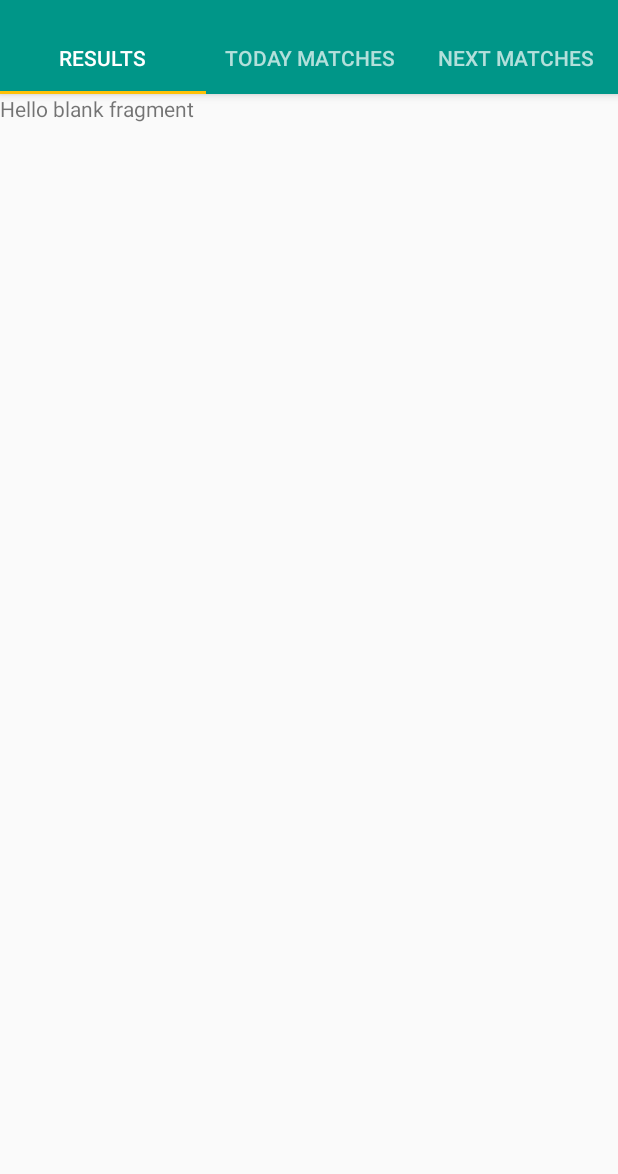
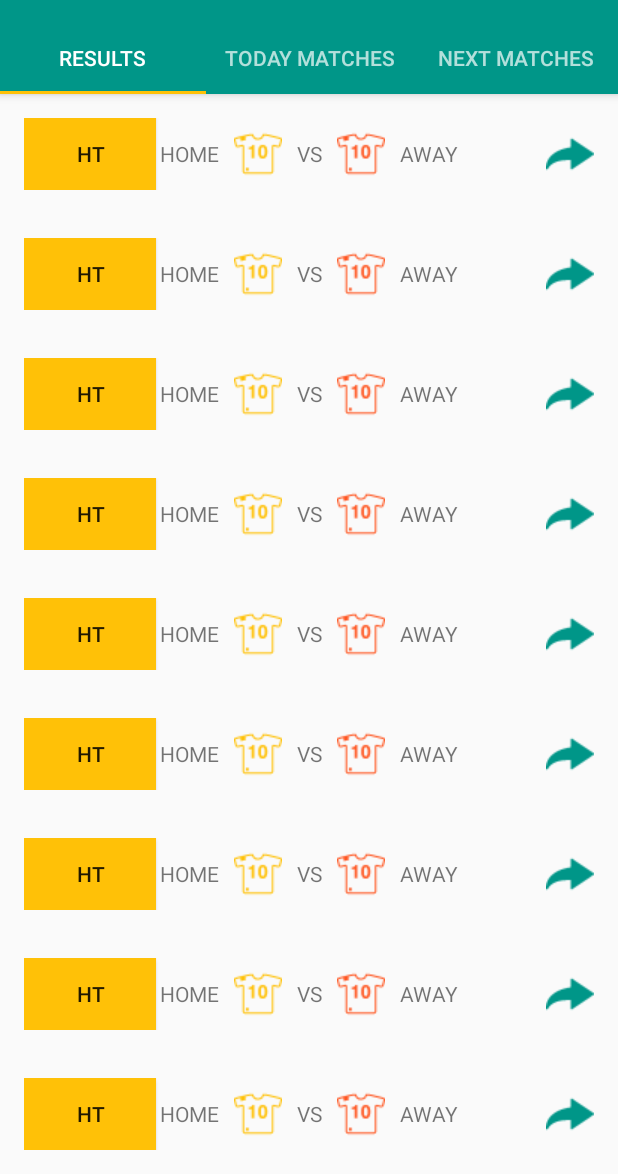
Before and after one commit to nguyencongbinh/KiSoccer, an Android app: the screen it shows after launch (MainActivity), on a phone screen of 412 x 824 dp, the part 62-1236 px from its top. Run offline under Robolectric (Android 15) with nearby library versions, the phone set to English and light mode, and no system bars.

Commit message:
finish layout fixture_row

```diff
--- a/app/src/main/java/com/hnib/kisoccer/adapter/RecycleViewAdapter.java
+++ b/app/src/main/java/com/hnib/kisoccer/adapter/RecycleViewAdapter.java
@@ -4,6 +4,8 @@ import android.support.v7.widget.RecyclerView;
 import android.view.LayoutInflater;
 import android.view.View;
 import android.view.ViewGroup;
+import android.widget.Button;
+import android.widget.ImageView;
 import android.widget.TextView;
 
 import com.hnib.kisoccer.R;
@@ -14,22 +16,29 @@ import java.util.List;
 /**
  * Created by caucukien on 23/11/2015.
  */
-public class RecycleViewAdapter extends RecyclerView.Adapter<RecycleViewAdapter.FixtureViewHolder>{
+public class RecycleViewAdapter extends RecyclerView.Adapter<RecycleViewAdapter.FixtureViewHolder> {
 
     private List<Fixture> fixtures;
+
     public static class FixtureViewHolder extends RecyclerView.ViewHolder {
-       TextView tvHomeTeamName;
-        TextView tvAwayTeamName;
+        Button btnTime;
+        TextView tvHomeName, tvAwayName;
+        ImageView imgHome, imgAway;
+        TextView tvScore;
 
 
         FixtureViewHolder(View itemView) {
             super(itemView);
-            tvHomeTeamName = (TextView)itemView.findViewById(R.id.tvHomeTeamName);
-            tvAwayTeamName = (TextView)itemView.findViewById(R.id.tvAwayTeamName);
+            tvHomeName = (TextView) itemView.findViewById(R.id.tv_home_name);
+            tvAwayName = (TextView) itemView.findViewById(R.id.tv_away_name);
+            imgHome = (ImageView) itemView.findViewById(R.id.img_home);
+            imgAway = (ImageView) itemView.findViewById(R.id.img_away);
+            tvScore = (TextView) itemView.findViewById(R.id.tv_score);
         }
     }
 
-    public void setFixtures(List fixtures){
+    public void setFixtures(List fixtures) {
+
         this.fixtures = fixtures;
     }
 
@@ -42,8 +51,8 @@ public class RecycleViewAdapter extends RecyclerView.Adapter<RecycleViewAdapter.
 
     @Override
     public void onBindViewHolder(FixtureViewHolder holder, int position) {
-        holder.tvHomeTeamName.setText(fixtures.get(position).getHomeTeamName());
-        holder.tvAwayTeamName.setText(fixtures.get(position).getAwayTeamName());
+       // holder.tvHomeTeamName.setText(fixtures.get(position).getHomeTeamName());
+      //  holder.tvAwayTeamName.setText(fixtures.get(position).getAwayTeamName());
     }
 
 
@@ -54,7 +63,8 @@ public class RecycleViewAdapter extends RecyclerView.Adapter<RecycleViewAdapter.
 
     @Override
     public int getItemCount() {
-        return fixtures.size();
+        return 10;
+        //return fixtures.size();
     }
 
 }
--- a/app/src/main/java/com/hnib/kisoccer/fragment/ResultFragment.java
+++ b/app/src/main/java/com/hnib/kisoccer/fragment/ResultFragment.java
@@ -3,17 +3,22 @@ package com.hnib.kisoccer.fragment;
 
 import android.os.Bundle;
 import android.support.v4.app.Fragment;
+import android.support.v7.widget.LinearLayoutManager;
+import android.support.v7.widget.RecyclerView;
 import android.view.LayoutInflater;
 import android.view.View;
 import android.view.ViewGroup;
 
 import com.hnib.kisoccer.R;
+import com.hnib.kisoccer.adapter.RecycleViewAdapter;
 
 /**
  * A simple {@link Fragment} subclass.
  */
 public class ResultFragment extends Fragment {
 
+
+    private RecyclerView recyclerView;
 
     public ResultFragment() {
         // Required empty public constructor
@@ -24,7 +29,15 @@ public class ResultFragment extends Fragment {
     public View onCreateView(LayoutInflater inflater, ViewGroup container,
                              Bundle savedInstanceState) {
         // Inflate the layout for this fragment
-        return inflater.inflate(R.layout.fragment_result, container, false);
+        View view = inflater.inflate(R.layout.fragment_result, container, false);
+        recyclerView = (RecyclerView)view.findViewById(R.id.recycleView);
+        LinearLayoutManager llm = new LinearLayoutManager(getActivity());
+        recyclerView.setLayoutManager(llm);
+        RecycleViewAdapter recycleViewAdapter = new RecycleViewAdapter();
+        recyclerView.setAdapter(recycleViewAdapter);
+
+
+        return view;
     }
 
 }
--- a/app/src/main/res/layout/fragment_result.xml
+++ b/app/src/main/res/layout/fragment_result.xml
@@ -4,10 +4,10 @@
     android:layout_height="match_parent"
     tools:context="com.hnib.kisoccer.fragment.ResultFragment">
 
-    <!-- TODO: Update blank fragment layout -->
-    <TextView
+    <android.support.v7.widget.RecyclerView
+        android:id="@+id/recycleView"
         android:layout_width="match_parent"
         android:layout_height="match_parent"
-        android:text="@string/hello_blank_fragment" />
+        android:scrollbars="vertical" />
 
 </FrameLayout>
--- a/app/src/main/res/layout/row_fixture.xml
+++ b/app/src/main/res/layout/row_fixture.xml
@@ -1,23 +1,94 @@
 <?xml version="1.0" encoding="utf-8"?>
-<LinearLayout xmlns:android="http://schemas.android.com/apk/res/android"
+<RelativeLayout xmlns:android="http://schemas.android.com/apk/res/android"
     android:layout_width="match_parent"
     android:layout_height="wrap_content"
-    android:weightSum="1"
-    android:orientation="horizontal">
+    android:padding="16dp"
+    android:gravity="center_vertical">
 
-   <TextView
-       android:id="@+id/tvHomeTeamName"
-       android:layout_weight="0.5"
-       android:layout_width="wrap_content"
-       android:layout_height="wrap_content" />
+    <Button
+        android:id="@+id/btn_time"
+        android:layout_width="wrap_content"
+        android:layout_height="wrap_content"
+        android:background="@color/colorAccent"
+        android:text="HT"
+        android:layout_alignParentLeft="true" />
+
+    <LinearLayout
+        android:id="@+id/layout_match"
+        android:layout_width="wrap_content"
+        android:layout_height="wrap_content"
+        android:layout_centerInParent="true"
+        android:orientation="horizontal"
+        android:gravity="center">
+
+        <LinearLayout
+            android:id="@+id/layout_home"
+            android:layout_width="wrap_content"
+            android:layout_height="wrap_content"
+            android:orientation="horizontal"
+            android:gravity="center">
+
+            <TextView
+                android:id="@+id/tv_home_name"
+                android:layout_width="wrap_content"
+                android:layout_height="wrap_content"
+                android:layout_weight="1"
+                android:text="HOME" />
+
+            <ImageView
+                android:id="@+id/img_home"
+                android:layout_width="match_parent"
+                android:layout_height="wrap_content"
+                android:src="@drawable/home"
+                android:layout_weight="1"
+                android:layout_marginLeft="10dp" />
+
+        </LinearLayout>
+
+        <TextView
+            android:id="@+id/tv_score"
+            android:layout_width="wrap_content"
+            android:layout_height="wrap_content"
+            android:layout_centerInParent="true"
+            android:text="VS"
+            android:layout_marginLeft="10dp"
+            android:layout_marginRight="10dp" />
+
+        <LinearLayout
+            android:id="@+id/layout_away"
+            android:layout_width="wrap_content"
+            android:layout_height="wrap_content"
+            android:orientation="horizontal"
+            android:gravity="center">
+
+            <ImageView
+                android:id="@+id/img_away"
+                android:layout_width="wrap_content"
+                android:layout_height="wrap_content"
+                android:src="@drawable/away"
+                android:layout_weight="1"
+                android:layout_marginRight="10dp" />
+
+            <TextView
+                android:id="@+id/tv_away_name"
+                android:layout_width="wrap_content"
+                android:layout_height="wrap_content"
+                android:layout_weight="1"
+                android:text="AWAY" />
 
 
 
-    <TextView
-        android:id="@+id/tvAwayTeamName"
-        android:layout_weight="0.5"
+        </LinearLayout>
+
+    </LinearLayout>
+
+    <ImageView
+        android:id="@+id/img_detail"
         android:layout_width="wrap_content"
-        android:layout_height="wrap_content" />
+        android:layout_height="wrap_content"
+        android:src="@drawable/detail"
+        android:layout_centerVertical="true"
+        android:layout_alignParentRight="true" />
 
 
-</LinearLayout>
+</RelativeLayout>
```
Also changed, not shown: app/src/main/res/drawable/away.png (added), app/src/main/res/drawable/detail.png (added), app/src/main/res/drawable/home.png (added).
